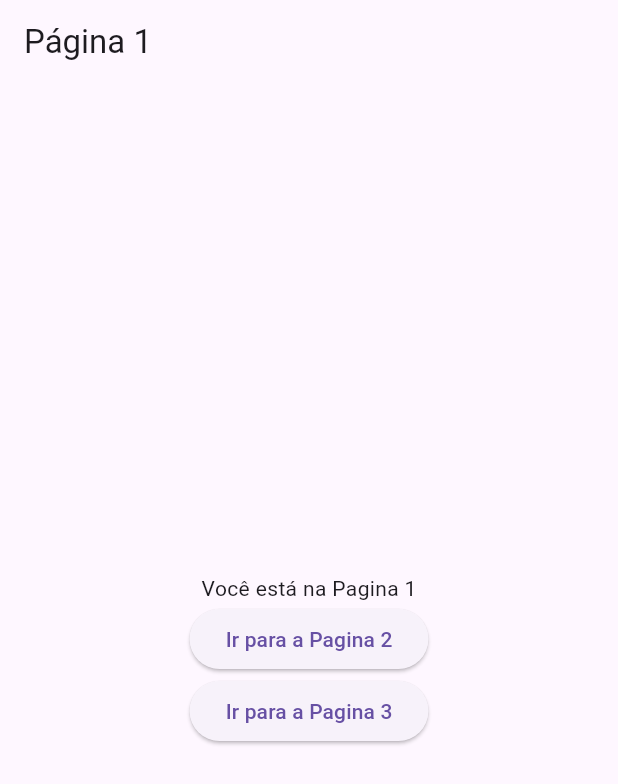
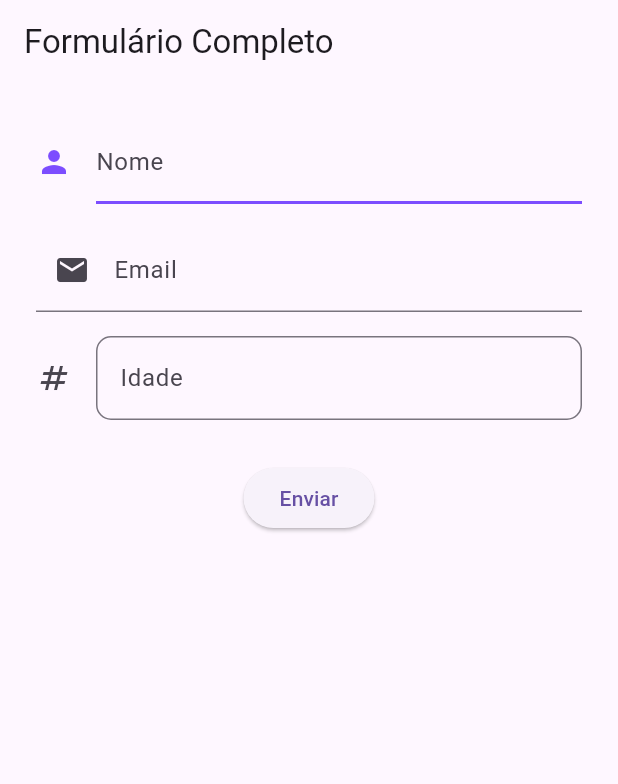
Before and after one commit to rfmeloneto/UnitinDispositiovosMoveis, a Flutter app: the screen it shows after launch, on a phone screen of 412 x 824 dp. Shown: the top 784 px of the screen. Run offline on Flutter 3.47's test engine with Material 3 defaults, Android fonts, the phone set to English and light mode, and no system bars.

```diff
--- a/lib/main.dart
+++ b/lib/main.dart
@@ -1,7 +1,5 @@
 import 'package:flutter/material.dart';
-import 'package:primeiro_app/presenter/first_page.dart';
-import 'presenter/second_page.dart';
-import 'presenter/third_page.dart';
+import 'package:primeiro_app/presenter/form.dart';
 
 void main() => runApp(const MyApp());
 
@@ -16,12 +14,7 @@ class _MyAppState extends State<MyApp> {
   @override
   Widget build(BuildContext context) {
     return MaterialApp(
-      initialRoute: "/",
-      routes: {
-        "/": (context) => const FirstPage(),
-        "/second": (context) => const SecondPage(),
-        "/third": (context) => const ThirdPage(),
-      },
+      home: MeuFormulario(),
     );
   }
 }
--- a/lib/presenter/first_page.dart
+++ /dev/null
@@ -1,42 +0,0 @@
-import 'package:flutter/material.dart';
-
-class FirstPage extends StatelessWidget {
-  const FirstPage({super.key});
-
-  @override
-  Widget build(BuildContext context) {
-    return Scaffold(
-      appBar: AppBar(
-        title: const Text('Página 1'),
-      ),
-      body: Center(
-        child: Column(
-          mainAxisAlignment: MainAxisAlignment.center,
-          children: [
-            const Text('Você está na Pagina 1'),
-            ElevatedButton(
-                child: const Text('Ir para a Pagina 2'),
-                onPressed: () {
-                  Navigator.pushNamed(
-                    context,
-                    '/second',
-                    arguments: {
-                      'title': 'Olá, você está na Página 2',
-                      'text' : 'Esse texto vem da primeira página'
-                      }
-                  );
-                }),
-            ElevatedButton(
-                child: const Text('Ir para a Pagina 3'),
-                onPressed: () {
-                  Navigator.pushNamed(
-                    context,
-                    '/third',
-                  );
-                }),
-          ],
-        ),
-      ),
-    );
-  }
-}
--- /dev/null
+++ b/lib/presenter/form.dart
@@ -0,0 +1,121 @@
+import 'package:flutter/cupertino.dart';
+import 'package:flutter/material.dart';
+import 'package:flutter/rendering.dart';
+import 'package:flutter/widgets.dart';
+
+class MeuFormulario extends StatefulWidget {
+  @override
+  _MeuFormularioState createState() => _MeuFormularioState();
+}
+
+class _MeuFormularioState extends State<MeuFormulario> {
+  final _formKey = GlobalKey<FormState>();
+  final _nomeController = TextEditingController();
+  final _emailController = TextEditingController();
+  final _idadeController = TextEditingController();
+
+  @override
+  void dispose() {
+    _nomeController.dispose();
+    _emailController.dispose();
+    _idadeController.dispose();
+    super.dispose();
+  }
+
+  void _salvarFormulario() {
+    if (_formKey.currentState!.validate()) {
+      ScaffoldMessenger.of(context).showSnackBar(
+        const SnackBar(content: Text('Todos os dados são válidos!')),
+      );
+      // Ações para salvar os dados podem ser realizadas aqui
+    }
+  }
+
+  @override
+  Widget build(BuildContext context) {
+    return Scaffold(
+      appBar: AppBar(
+        title: const Text('Formulário Completo'),
+      ),
+      body: Padding(
+        padding: const EdgeInsets.all(16.0),
+        child: Form(
+          key: _formKey,
+          child: Column(
+            children: [
+              Padding(
+                padding: const EdgeInsets.all(8.0),
+                child: TextFormField(
+                  controller: _nomeController,
+                  decoration: const InputDecoration(
+                      labelText: 'Nome',
+                      hintText: 'Nome Completo',
+                      icon: Icon(Icons.person),
+                      iconColor: Colors.deepPurpleAccent,
+                      enabledBorder: UnderlineInputBorder(
+                          borderSide: BorderSide(
+                        color: Colors.deepPurpleAccent,
+                        width: 2.0,
+                      ))),
+                  validator: (value) {
+                    if (value == null || value.isEmpty) {
+                      return 'Por favor, insira seu nome';
+                    }
+                    return null;
+                  },
+                ),
+              ),
+              Padding(
+                padding: const EdgeInsets.all(8.0),
+                child: TextFormField(
+                  controller: _emailController,
+                  decoration: const InputDecoration(
+                      labelText: 'Email',
+                      prefixIcon: Icon(Icons.email),
+                      hintText: 'Email Completo'),
+                  keyboardType: TextInputType.emailAddress,
+                  validator: (value) {
+                    if (value == null || value.isEmpty) {
+                      return 'Por favor, insira seu email';
+                    } else if (!RegExp(r'^[\w-]+@[a-zA-Z_]+?\.[a-zA-Z]{2,3}$')
+                        .hasMatch(value)) {
+                      return 'Por favor, insira um email válido';
+                    }
+                    return null;
+                  },
+                ),
+              ),
+              Padding(
+                padding: const EdgeInsets.all(8.0),
+                child: TextFormField(
+                  controller: _idadeController,
+                  decoration: const InputDecoration(
+                    labelText: 'Idade',
+                    icon: Icon(Icons.numbers),
+                    border: OutlineInputBorder(
+                      borderRadius: BorderRadius.all(Radius.circular(10.0)),
+                    ),
+                  ),
+                  keyboardType: TextInputType.number,
+                  validator: (value) {
+                    if (value == null || value.isEmpty) {
+                      return 'Por favor, insira sua idade';
+                    } else if (int.tryParse(value) == null) {
+                      return 'Por favor, insira um número válido';
+                    }
+                    return null;
+                  },
+                ),
+              ),
+              const SizedBox(height: 20),
+              ElevatedButton(
+                onPressed: _salvarFormulario,
+                child: const Text('Enviar'),
+              ),
+            ],
+          ),
+        ),
+      ),
+    );
+  }
+}
```
Also changed, not shown: lib/presenter/second_page.dart (deleted, +0 -42 lines), lib/presenter/third_page.dart (deleted, +0 -33 lines).
